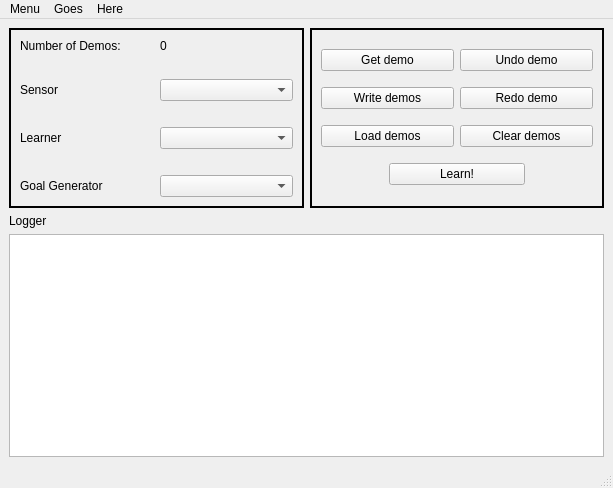
The window that srp_md/src/srp_md/ui/pyqt_format.ui (fnivek/srp_md) describes before a commit, drawn with Qt 5.
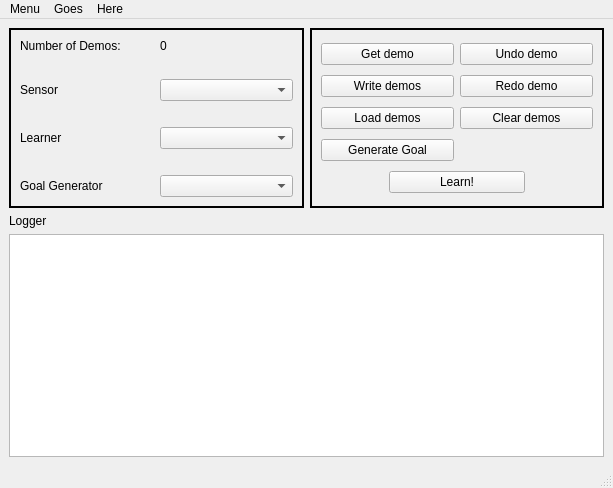
The same window after the commit.

Commit message: GOAL: Add a generate goal button

Diff of the .ui file:
```diff
--- a/srp_md/src/srp_md/ui/pyqt_format.ui
+++ b/srp_md/src/srp_md/ui/pyqt_format.ui
@@ -65,7 +65,7 @@
          </property>
         </widget>
        </item>
-       <item row="3" column="0" colspan="2">
+       <item row="4" column="0" colspan="2">
         <layout class="QHBoxLayout" name="learnLayout" stretch="1,2,1">
          <item>
           <spacer name="space_1">
@@ -109,6 +109,13 @@
          </property>
         </widget>
        </item>
+       <item row="3" column="0">
+        <widget class="QPushButton" name="generate_goal">
+         <property name="text">
+          <string>Generate Goal</string>
+         </property>
+        </widget>
+       </item>
       </layout>
      </widget>
     </item>
```
The commit also changes 3 other files.
